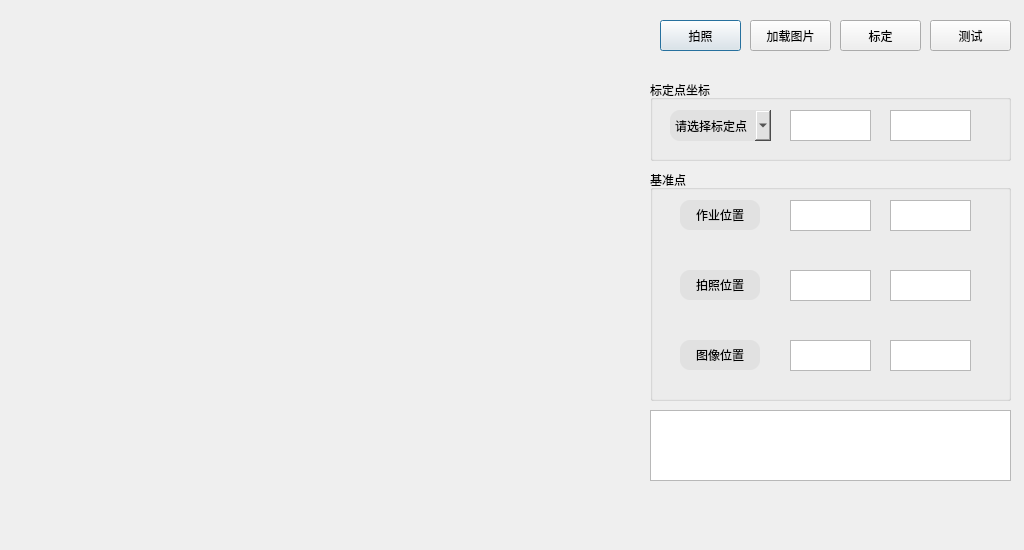
Above: AQRVison/dialogcalibration.ui from MacavityT/2D_ScrewLocation before the change. Below: the same form after it.
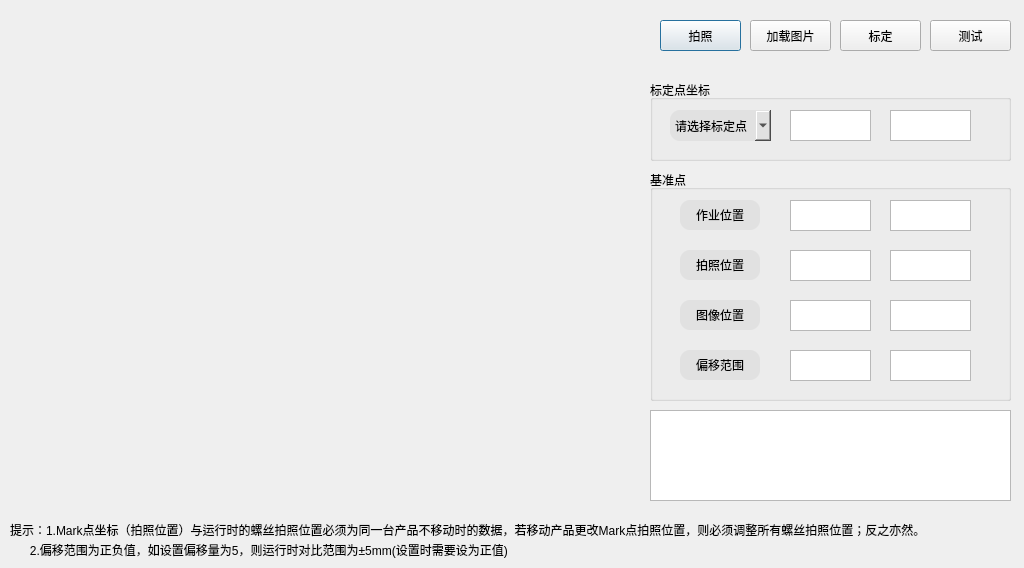
That is the form after the change.

Diff of the .ui file:
```diff
--- a/AQRVison/dialogcalibration.ui
+++ b/AQRVison/dialogcalibration.ui
@@ -7,7 +7,7 @@
     <x>0</x>
     <y>0</y>
     <width>1024</width>
-    <height>550</height>
+    <height>568</height>
    </rect>
   </property>
   <property name="windowTitle">
@@ -82,7 +82,7 @@
     <property name="geometry">
      <rect>
       <x>30</x>
-      <y>100</y>
+      <y>80</y>
       <width>80</width>
       <height>30</height>
      </rect>
@@ -99,7 +99,7 @@
     <property name="geometry">
      <rect>
       <x>140</x>
-      <y>100</y>
+      <y>80</y>
       <width>81</width>
       <height>31</height>
      </rect>
@@ -109,7 +109,7 @@
     <property name="geometry">
      <rect>
       <x>240</x>
-      <y>100</y>
+      <y>80</y>
       <width>81</width>
       <height>31</height>
      </rect>
@@ -156,7 +156,7 @@
     <property name="geometry">
      <rect>
       <x>240</x>
-      <y>170</y>
+      <y>130</y>
       <width>81</width>
       <height>31</height>
      </rect>
@@ -166,7 +166,7 @@
     <property name="geometry">
      <rect>
       <x>140</x>
-      <y>170</y>
+      <y>130</y>
       <width>81</width>
       <height>31</height>
      </rect>
@@ -179,7 +179,7 @@
     <property name="geometry">
      <rect>
       <x>30</x>
-      <y>170</y>
+      <y>130</y>
       <width>80</width>
       <height>30</height>
      </rect>
@@ -192,6 +192,46 @@
      <string>图像位置</string>
     </property>
    </widget>
+   <widget class="QPushButton" name="pushButton_OffsetValue">
+    <property name="enabled">
+     <bool>true</bool>
+    </property>
+    <property name="geometry">
+     <rect>
+      <x>30</x>
+      <y>180</y>
+      <width>80</width>
+      <height>30</height>
+     </rect>
+    </property>
+    <property name="styleSheet">
+     <string notr="true">background-color:rgb(225,225,225);
+border-radius:10px;</string>
+    </property>
+    <property name="text">
+     <string>偏移范围</string>
+    </property>
+   </widget>
+   <widget class="QTextEdit" name="textEdit_offsetY">
+    <property name="geometry">
+     <rect>
+      <x>240</x>
+      <y>180</y>
+      <width>81</width>
+      <height>31</height>
+     </rect>
+    </property>
+   </widget>
+   <widget class="QTextEdit" name="textEdit_offsetX">
+    <property name="geometry">
+     <rect>
+      <x>140</x>
+      <y>180</y>
+      <width>81</width>
+      <height>31</height>
+     </rect>
+    </property>
+   </widget>
   </widget>
   <widget class="QGroupBox" name="CalibrationCoordinate">
    <property name="geometry">
@@ -296,7 +336,7 @@
      <x>650</x>
      <y>410</y>
      <width>361</width>
-     <height>71</height>
+     <height>91</height>
     </rect>
    </property>
   </widget>
@@ -313,6 +353,32 @@
     <string>测试</string>
    </property>
   </widget>
+  <widget class="QLabel" name="label">
+   <property name="geometry">
+    <rect>
+     <x>10</x>
+     <y>520</y>
+     <width>1001</width>
+     <height>20</height>
+    </rect>
+   </property>
+   <property name="text">
+    <string>提示：1.Mark点坐标（拍照位置）与运行时的螺丝拍照位置必须为同一台产品不移动时的数据，若移动产品更改Mark点拍照位置，则必须调整所有螺丝拍照位置；反之亦然。</string>
+   </property>
+  </widget>
+  <widget class="QLabel" name="label_2">
+   <property name="geometry">
+    <rect>
+     <x>10</x>
+     <y>540</y>
+     <width>1001</width>
+     <height>20</height>
+    </rect>
+   </property>
+   <property name="text">
+    <string>      2.偏移范围为正负值，如设置偏移量为5，则运行时对比范围为±5mm(设置时需要设为正值)</string>
+   </property>
+  </widget>
  </widget>
  <resources/>
  <connections/>
```
Left out of the diff: 4 changed lines with no effect on the pictures.
